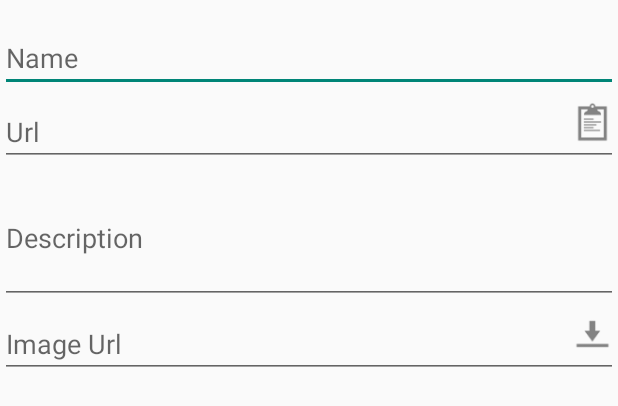
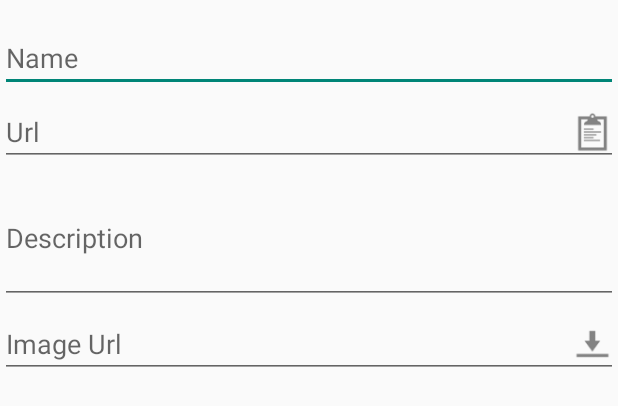
Before and after one commit to balesz/android-WebSearch, an Android app: the layout fragment_detail.xml on its own in the app's theme, with its tools: preview values and no code run, on a phone screen of 412 x 824 dp. Shown: the top 406 px of the screen. Run offline under Robolectric (Android 15) with nearby library versions, the phone set to English and light mode, and no system bars.

Commit message:
Some UI changes in detail

```diff
--- a/WebSearch/src/main/java/net/solutinno/websearch/DetailActivity.java
+++ b/WebSearch/src/main/java/net/solutinno/websearch/DetailActivity.java
@@ -17,6 +17,8 @@ public class DetailActivity extends ActionBarActivity {
         setContentView(R.layout.activity_detail);
         mDetailFragment = (DetailFragment) getSupportFragmentManager().findFragmentById(R.id.fragment_detail);
         mDetailFragment.SetDetailController(mDetailController);
+        getSupportActionBar().setDisplayHomeAsUpEnabled(true);
+        getSupportActionBar().setHomeButtonEnabled(true);
     }
 
     @Override
--- a/WebSearch/src/main/res/layout/fragment_detail.xml
+++ b/WebSearch/src/main/res/layout/fragment_detail.xml
@@ -31,7 +31,8 @@
             android:src="@drawable/ic_paste"
             android:scaleType="fitCenter" android:clickable="true"
             android:paddingRight="2dp"
-            android:layout_below="@id/detail_fieldName"
+            android:layout_alignTop="@id/detail_fieldUrl"
+            android:layout_alignBottom="@id/detail_fieldUrl"
             android:layout_alignRight="@id/detail_fieldUrl"
             android:layout_width="32dp" android:layout_height="32dp"/>
 
@@ -60,7 +61,8 @@
             android:src="@drawable/ic_download"
             android:scaleType="fitCenter" android:clickable="true"
             android:paddingRight="2dp"
-            android:layout_below="@id/detail_fieldDescription"
+            android:layout_alignTop="@id/detail_fieldImageUrl"
+            android:layout_alignBottom="@id/detail_fieldImageUrl"
             android:layout_alignRight="@id/detail_fieldImageUrl"
             android:layout_width="32dp" android:layout_height="32dp"/>
 
```
